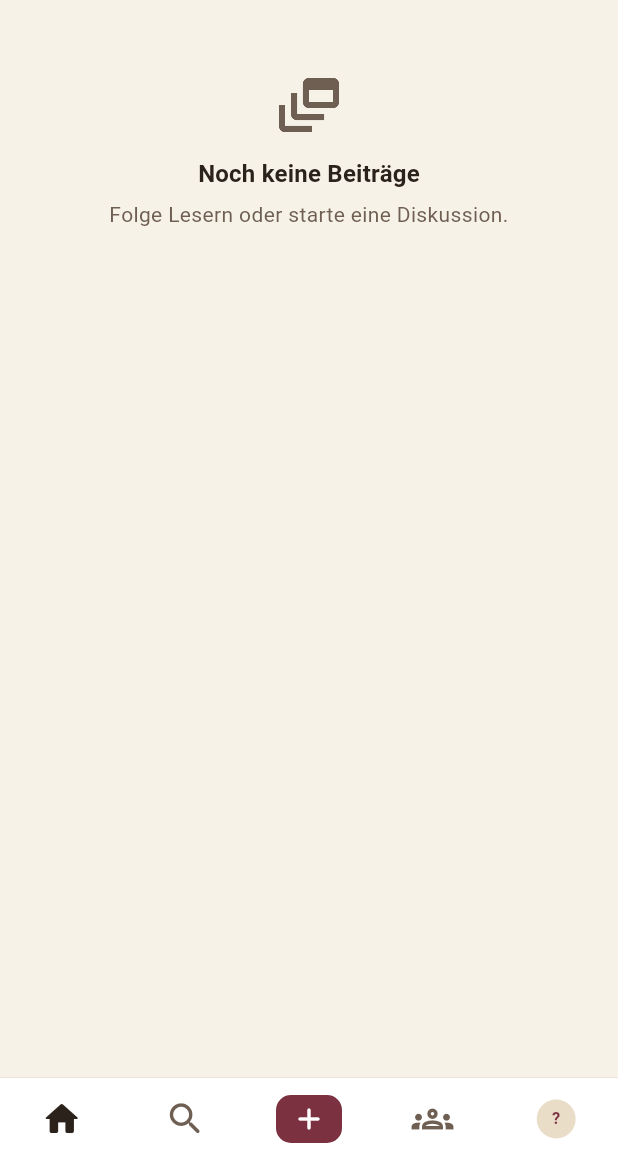
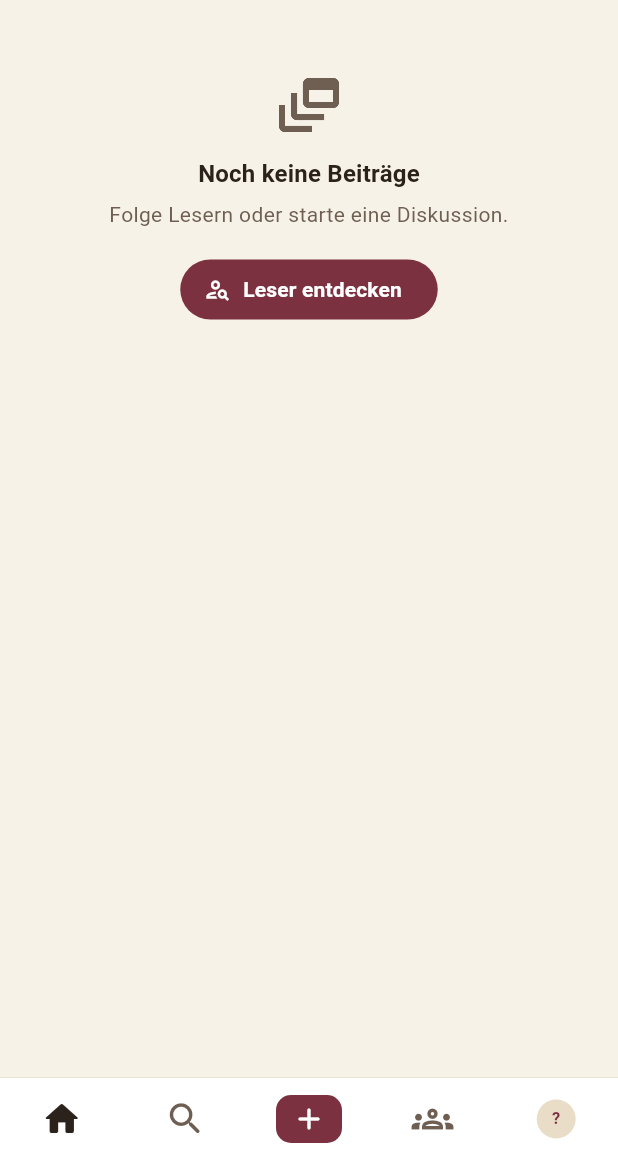
Before and after one commit to marcellomerico/bookmates, a Flutter app: the HomeScreen screen opened by its route, on a phone screen of 412 x 824 dp, the part 75-1236 px from its top. Run offline on Flutter 3.47's test engine with Material 3 defaults, Android fonts, the phone set to English and light mode, and no system bars; our stand-ins replace cached_network_image, flutter_dotenv, flutter_riverpod, go_router, google_sign_in, image_picker and 2 more; accounts and stored records are empty; network calls fail.

Commit message:
feat(feed): empty feed offers 'Leser entdecken'

```diff
--- a/lib/features/feed/presentation/home_screen.dart
+++ b/lib/features/feed/presentation/home_screen.dart
@@ -31,10 +31,15 @@ class HomeScreen extends ConsumerWidget {
                 child: CircularProgressIndicator(),
               ),
             ),
-            empty: const EmptyState(
+            empty: EmptyState(
               icon: Icons.dynamic_feed_outlined,
               title: 'Noch keine Beiträge',
               message: 'Folge Lesern oder starte eine Diskussion.',
+              action: FilledButton.icon(
+                onPressed: () => context.go('/discover'),
+                icon: const Icon(Icons.person_search_outlined),
+                label: const Text('Leser entdecken'),
+              ),
             ),
           ),
         ],
```
